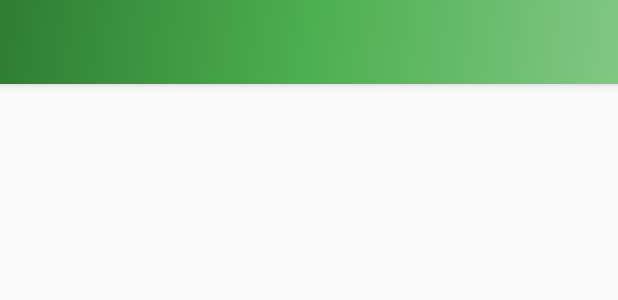
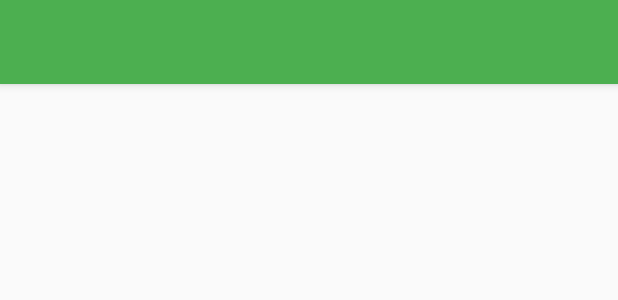
Before and after one commit to MartingKing/MusicVideoPlayer, an Android app: the layout include_app_bar.xml on its own in the app's theme, with its tools: preview values and no code run, on a phone screen of 412 x 824 dp. Shown: the top 300 px of the screen. Run offline under Robolectric (Android 15) with nearby library versions, the phone set to English and light mode, and no system bars.

Commit message:
repair bug

```diff
--- a/app/src/main/res/layout/include_app_bar.xml
+++ b/app/src/main/res/layout/include_app_bar.xml
@@ -8,7 +8,7 @@
         android:id="@+id/toolbar"
         android:layout_width="match_parent"
         android:layout_height="wrap_content"
-        android:background="@drawable/side_nav_bar"
+        android:background="?attr/colorPrimary"
         android:fitsSystemWindows="true"
         app:popupTheme="@style/ThemeOverlay.AppCompat.Light" />
 </android.support.design.widget.AppBarLayout>
--- a/app/src/main/res/values/styles.xml
+++ b/app/src/main/res/values/styles.xml
@@ -1,7 +1,7 @@
 <resources>
 
     <style name="AppBaseTheme" parent="Theme.AppCompat.Light.NoActionBar">
-        <item name="colorPrimary">@color/green2</item>
+        <item name="colorPrimary">@color/green</item>
         <item name="colorPrimaryDark">@color/green</item>
         <item name="colorAccent">@color/colorAccent</item>
     </style>
```
